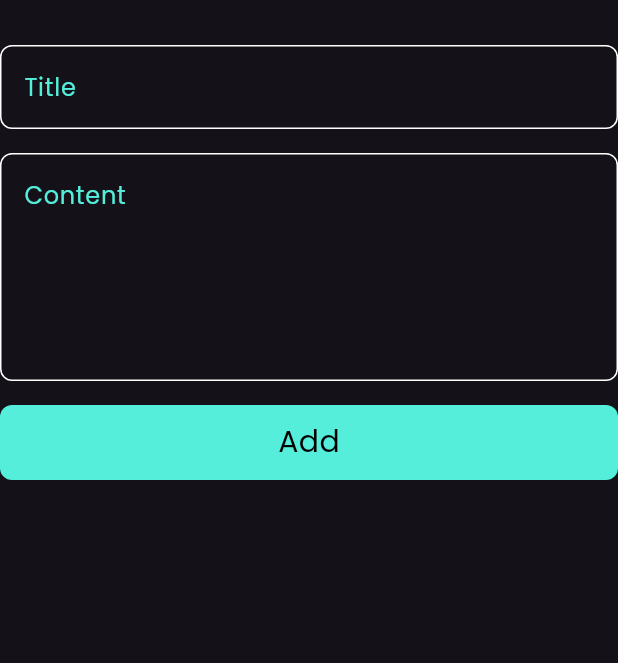
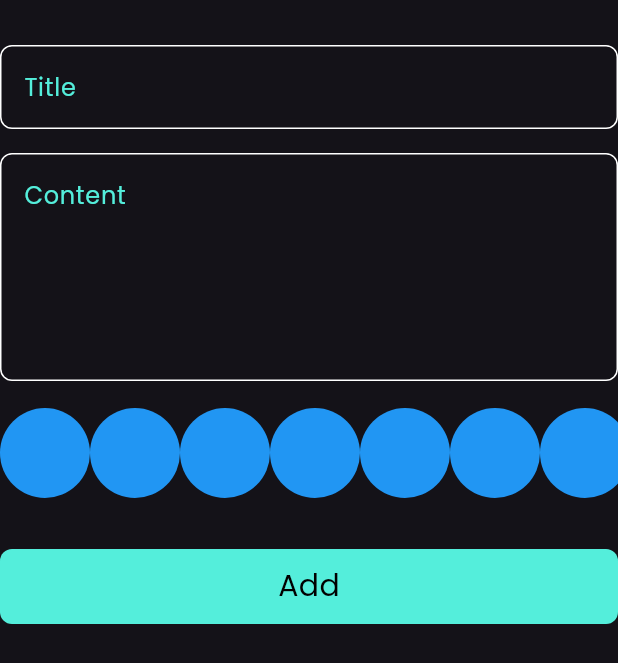
Before and after one commit to 00mkk00/note-app, a Flutter app: the AddNoteForm widget shown alone on an empty page, opened directly, on a phone screen of 412 x 824 dp. Shown: the top 663 px of the screen. Run offline on Flutter 3.47's test engine with Material 3 defaults, Android fonts, the phone set to English and light mode, and no system bars; our stand-ins replace date_format, flutter_bloc, hive, hive_flutter; accounts and stored records are empty.

Commit message:
create color list view part 1

```diff
--- a/lib/widgets/add_note_form.dart
+++ b/lib/widgets/add_note_form.dart
@@ -3,6 +3,7 @@ import 'package:flutter/material.dart';
 import 'package:flutter_bloc/flutter_bloc.dart';
 import 'package:note_app/cubits/add_note_cubit/add_note_cubit.dart';
 import 'package:note_app/models/note_model.dart';
+import 'package:note_app/widgets/color_listview.dart';
 import 'package:note_app/widgets/custom_bottom.dart';
 import 'package:note_app/widgets/custom_text_field.dart';
 
@@ -44,6 +45,7 @@ class _AddNoteFormState extends State<AddNoteForm> {
             hint: "Content",
             maxLine: 5,
           ),
+          const ColorItemListView(),
           const SizedBox(
             height: 16,
           ),
--- /dev/null
+++ b/lib/widgets/color_listview.dart
@@ -0,0 +1,34 @@
+import 'package:flutter/material.dart';
+
+class ColorItem extends StatelessWidget {
+  const ColorItem({super.key});
+
+  @override
+  Widget build(BuildContext context) {
+    return const CircleAvatar(
+      backgroundColor: Colors.blue,
+      radius: 30,
+    );
+  }
+}
+
+class ColorItemListView extends StatelessWidget {
+  const ColorItemListView({super.key});
+
+  @override
+  Widget build(BuildContext context) {
+    return Padding(
+      padding: const EdgeInsets.symmetric(vertical: 10),
+      child: SizedBox(
+        height: 38 * 2,
+        child: ListView.builder(
+          itemBuilder: (context, index) {
+            return const ColorItem();
+          },
+          scrollDirection: Axis.horizontal,
+          itemCount: 10,
+        ),
+      ),
+    );
+  }
+}
```
